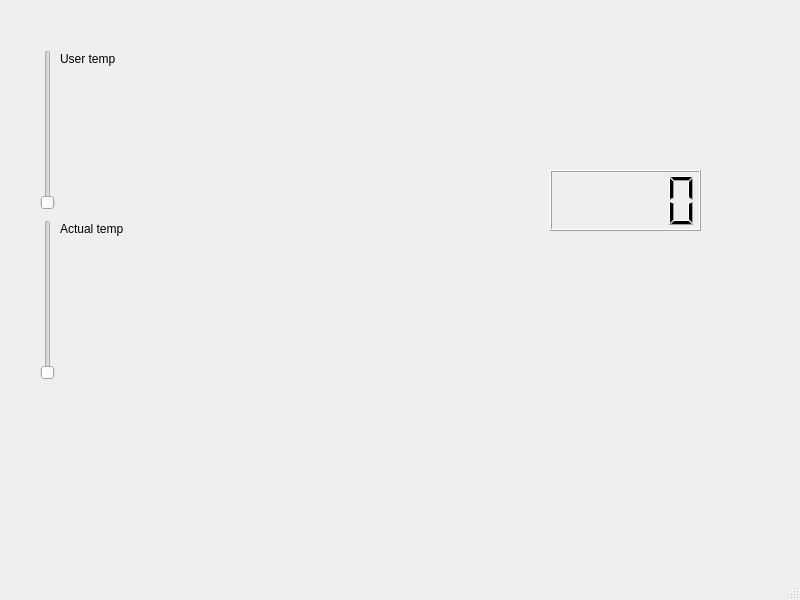
Old version of the form QtDesigner/mainwindow_project.ui in the repository damiankaplon/ZSI.
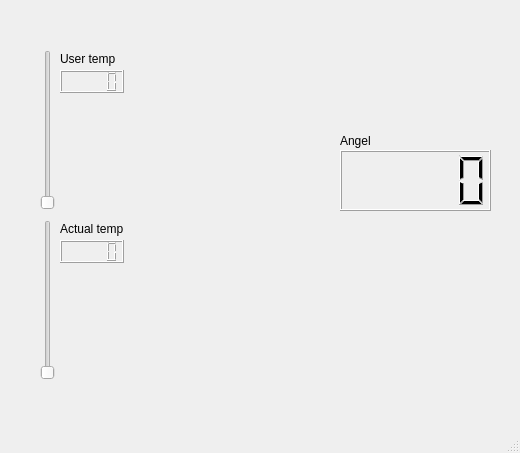
New version of the form.

Commit message: Gotowe podstawowe Gui

What changed in the file:
```diff
--- a/QtDesigner/mainwindow_project.ui
+++ b/QtDesigner/mainwindow_project.ui
@@ -6,8 +6,8 @@
    <rect>
     <x>0</x>
     <y>0</y>
-    <width>800</width>
-    <height>600</height>
+    <width>520</width>
+    <height>453</height>
    </rect>
   </property>
   <property name="windowTitle">
@@ -69,13 +69,46 @@
    <widget class="QLCDNumber" name="fuzzy_output">
     <property name="geometry">
      <rect>
-      <x>550</x>
-      <y>170</y>
+      <x>340</x>
+      <y>150</y>
       <width>151</width>
       <height>61</height>
      </rect>
     </property>
    </widget>
+   <widget class="QLCDNumber" name="lcd_user_temp">
+    <property name="geometry">
+     <rect>
+      <x>60</x>
+      <y>70</y>
+      <width>64</width>
+      <height>23</height>
+     </rect>
+    </property>
+   </widget>
+   <widget class="QLCDNumber" name="lcd_actual_temp">
+    <property name="geometry">
+     <rect>
+      <x>60</x>
+      <y>240</y>
+      <width>64</width>
+      <height>23</height>
+     </rect>
+    </property>
+   </widget>
+   <widget class="QLabel" name="label_3">
+    <property name="geometry">
+     <rect>
+      <x>340</x>
+      <y>130</y>
+      <width>81</width>
+      <height>21</height>
+     </rect>
+    </property>
+    <property name="text">
+     <string>Angel</string>
+    </property>
+   </widget>
   </widget>
   <widget class="QMenuBar" name="menubar">
    <property name="geometry">
```
Left out of the diff: 13 changed lines with no effect on the pictures. The commit also changes 3 other files.
